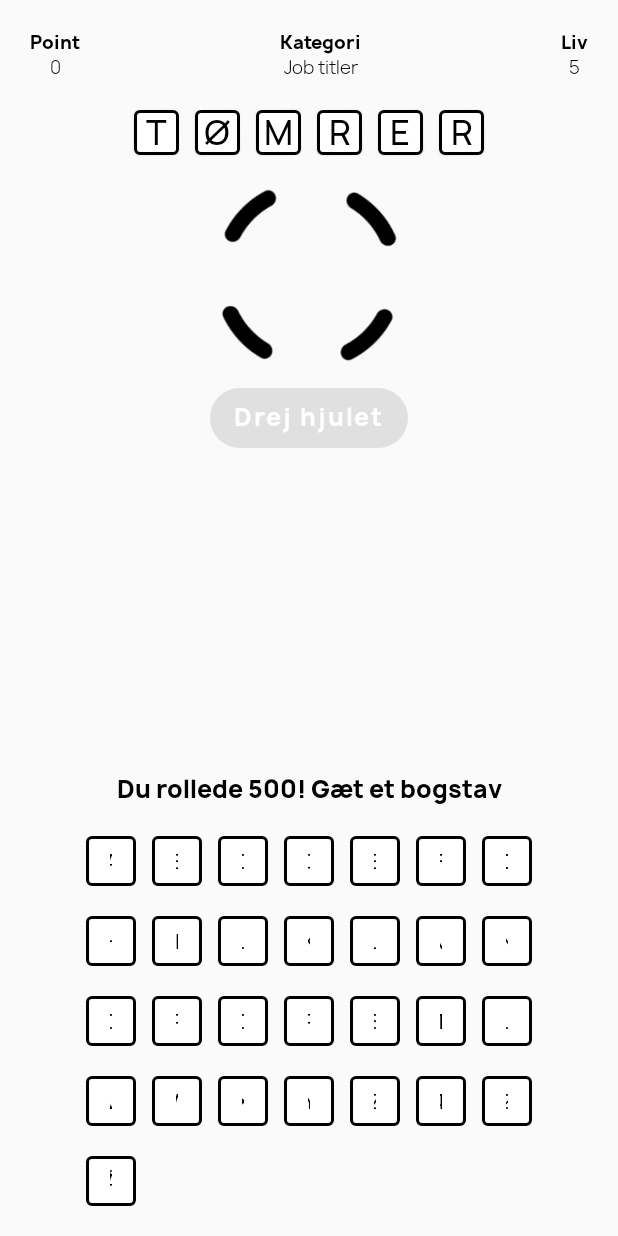
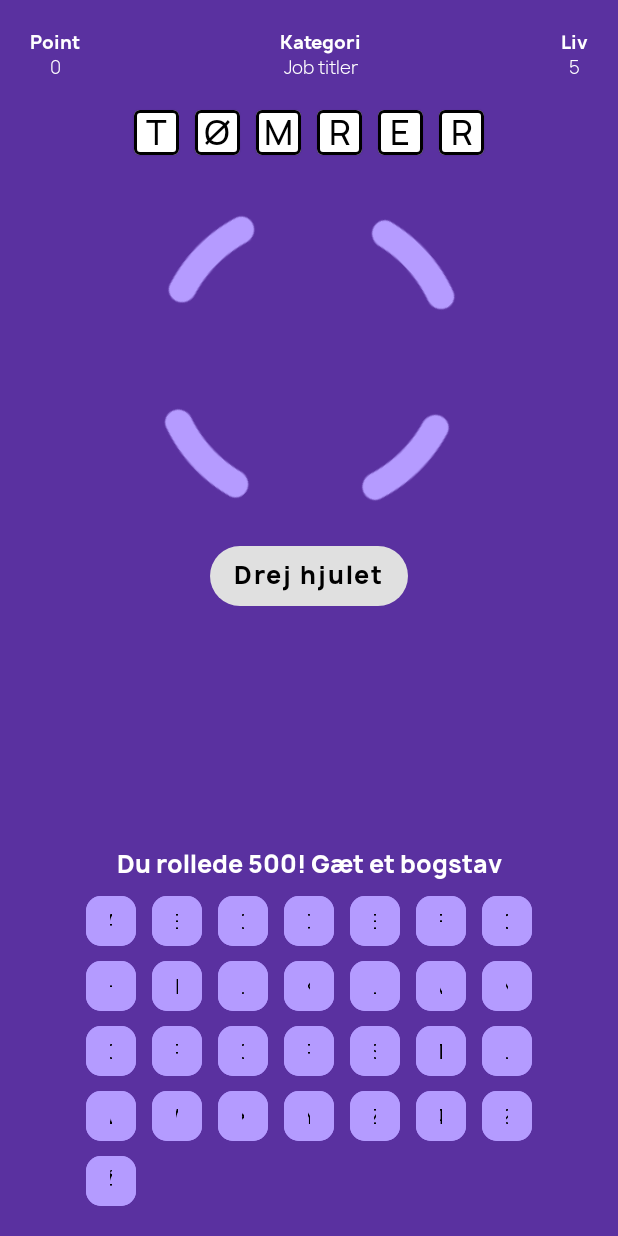
Before and after one commit to yukarasan/s215824_Lykkehjulet, an Android app built with Jetpack Compose: the GameScreen screen opened through its navigation route, after a tap on "Stop", on a phone screen of 412 x 824 dp. Run offline under Robolectric (Android 15) with nearby library versions, the phone set to English and light mode, and no system bars; 1 other tap on this screen came first.

Commit message:
Changed color and layout for Menu and GameScreen

```diff
--- a/app/src/main/java/com/example/s215824_lykkehjulet/model/GameUiState.kt
+++ b/app/src/main/java/com/example/s215824_lykkehjulet/model/GameUiState.kt
@@ -17,8 +17,7 @@ data class GameUiState(
     var isButtonClicked: Boolean = false,
     var numOfCorrectGuesses: Int = 0,
     var numOfTotalGuesses: Int = 0,
-    var numOfMultiplication: Int = 0,
-    val isGameOver: Boolean = false,
+    var numOfMultiplication: Int = 0
 )
 
 // TODO: Change to GameUiState and move to Screen package.
--- a/app/src/main/java/com/example/s215824_lykkehjulet/model/GameViewModel.kt
+++ b/app/src/main/java/com/example/s215824_lykkehjulet/model/GameViewModel.kt
@@ -106,16 +106,6 @@ class GameViewModel :
         _uiState.value.wordLength = wordLength
     }
 
-    // TODO Hide and shows the words.
-
-    private fun hideWord() {
-
-    }
-
-    private fun unHideLetter() {
-
-    }
-
     fun getDanishCharacters(row: Int): List<Char> {
         val characters = Characters()
 
@@ -166,9 +156,9 @@ class GameViewModel :
         _uiState.value.haveUserSpunWheel = true
     }
 
-    // TODO: If user guess is correct, then make the letter in the word no longer hidden.
-
-    // TODO: Make sure that the bankrupt dynamic works.
+    /* TODO: Make sure that the bankrupt dynamic works. The user should not be able to guess.
+        They should only be able to press "Drej hjulet".
+     */
 
     fun checkUserGuess(guessedCharacter: String) {
         uiState.value.guessedCharacter = guessedCharacter
@@ -198,7 +188,7 @@ class GameViewModel :
                 _uiState.value.point = 0
             } else {
                 _uiState.value.point = _uiState.value.point +
-                            (uiState.value.assignedPoint * _uiState.value.numOfMultiplication) // TODO: Multiply with number of occurrences
+                            (uiState.value.assignedPoint * _uiState.value.numOfMultiplication)
             }
 
         } else {
@@ -211,6 +201,19 @@ class GameViewModel :
         }
     }
 
+    // TODO Hide and shows the words.
+    // TODO: If user guess is correct, then make the letter in the word no longer hidden.
+
+    private fun hideWord() {
+
+    }
+
+    private fun showLetter(guessedCharacter: String) {
+        for (i in _uiState.value.currentWord.indices) {
+            guessedCharacter[i]
+        }
+    }
+
     fun playAgain() {
         resetGame()
     }
--- a/app/src/main/java/com/example/s215824_lykkehjulet/ui/screens/game/GameScreen.kt
+++ b/app/src/main/java/com/example/s215824_lykkehjulet/ui/screens/game/GameScreen.kt
@@ -1,11 +1,10 @@
 package com.example.s215824_lykkehjulet.ui.screens.game
 
 import android.annotation.SuppressLint
-import android.util.Log
 import androidx.compose.animation.core.*
 import androidx.compose.foundation.BorderStroke
 import androidx.compose.foundation.Image
-import androidx.compose.foundation.clickable
+import androidx.compose.foundation.background
 import androidx.compose.foundation.layout.*
 import androidx.compose.foundation.lazy.LazyColumn
 import androidx.compose.foundation.shape.RoundedCornerShape
@@ -19,12 +18,9 @@ import androidx.compose.ui.res.painterResource
 import androidx.compose.ui.res.stringResource
 import androidx.compose.ui.text.font.FontWeight
 import androidx.compose.ui.text.style.TextAlign
-import androidx.compose.ui.tooling.preview.Preview
 import androidx.compose.ui.unit.dp
 import androidx.compose.ui.unit.sp
-import androidx.lifecycle.viewmodel.compose.viewModel
 import androidx.navigation.NavController
-import androidx.navigation.compose.rememberNavController
 import com.example.s215824_lykkehjulet.R
 import com.example.s215824_lykkehjulet.manropeFamily
 import com.example.s215824_lykkehjulet.model.GameUiState
@@ -54,6 +50,11 @@ fun GameScreen(
     val isGuessed by remember { mutableStateOf(guess) }
 
     Column(
+        modifier = Modifier
+            .fillMaxSize()
+            .background(Color(90, 49, 160))
+    ) {
+        Column(
             horizontalAlignment = Alignment.CenterHorizontally,
             modifier = Modifier
                 .fillMaxWidth()
@@ -79,7 +80,13 @@ fun GameScreen(
             )
 
             Word(wordLength = gameUiState.wordLength, uiState = gameUiState)
+        }
 
+        Column(
+            horizontalAlignment = Alignment.CenterHorizontally,
+            verticalArrangement = Arrangement.Center,
+            modifier = Modifier.fillMaxWidth()
+        ) {
             WheelRotateAnimation(isSpun = wheelSpunState)
 
             if (!isSpun.value) {
@@ -192,6 +199,7 @@ fun GameScreen(
                 }
             }
         }
+    }
 
     /**
      * PlayAgainButton -- Once the game is over, a play again button should appear asking the
@@ -225,14 +233,14 @@ fun TopBarTextWithNumber(title: String, desc: Int) {
         fontFamily = manropeFamily,
         fontWeight = FontWeight.ExtraBold,
         fontSize = 12.sp,
-        color = Color.Black
+        color = Color.White
     )
     Text(
         text = desc.toString(),
         fontFamily = manropeFamily,
         fontWeight = FontWeight.Light,
         fontSize = 12.sp,
-        color = Color.Black
+        color = Color.White
     )
 }
 
@@ -243,14 +251,14 @@ fun TopBarTextWithString(title: String, desc: String) {
         fontFamily = manropeFamily,
         fontWeight = FontWeight.ExtraBold,
         fontSize = 12.sp,
-        color = Color.Black
+        color = Color.White
     )
     Text(
         text = desc,
         fontFamily = manropeFamily,
         fontWeight = FontWeight.Light,
         fontSize = 12.sp,
-        color = Color.Black
+        color = Color.White
     )
 }
 
@@ -328,7 +336,7 @@ fun Characters(
     gameViewModel: GameViewModel,
     showCharacters: Boolean,
     isGuessed: MutableState<Boolean>,
-    uiState: GameUiState,
+    uiState: GameUiState,   // TODO: Maybe remove
 ) {
     gameViewModel.getDanishCharacters(row)
 
@@ -338,11 +346,11 @@ fun Characters(
 
             val color = if (isClicked.value) remember {
                 mutableStateOf(
-                    Color.LightGray
+                    Color(195, 120, 220)
                 )
             } else remember {
                 mutableStateOf(
-                    Color.White
+                    Color(180, 155, 255)
                 )
             }
 
@@ -364,7 +372,7 @@ fun Characters(
 
             if (showCharacters) {
                 OutlinedButton(
-                    border = BorderStroke(2.dp, Color.Black),
+                    border = BorderStroke(2.dp, Color(180, 155, 255)),
                     onClick = {
                         if (!isClicked.value) {
                             gameViewModel.checkUserGuess(gameViewModel.getDanishCharacters(row)[i].toString())
@@ -375,8 +383,9 @@ fun Characters(
                     },
                     enabled = true,
                     colors = ButtonDefaults.outlinedButtonColors(backgroundColor = color.value),
+                    shape = RoundedCornerShape(30),
                     modifier = Modifier
-                        .padding(top = 20.dp, start = 5.dp, end = 5.dp)
+                        .padding(top = 10.dp, start = 5.dp, end = 5.dp)
                         .size(33.dp)
                 ) {
                     Text(
@@ -390,15 +399,15 @@ fun Characters(
                 }
             } else {
                 OutlinedButton(
-                    border = BorderStroke(2.dp, Color.Black),
                     onClick = {
                         gameViewModel.checkUserGuess(gameViewModel.getDanishCharacters(row)[i].toString())
                         isGuessed.value = false
                     },
                     enabled = false,
                     colors = ButtonDefaults.buttonColors(Color.DarkGray),
+                    shape = RoundedCornerShape(30),
                     modifier = Modifier
-                        .padding(top = 20.dp, start = 5.dp, end = 5.dp)
+                        .padding(top = 10.dp, start = 5.dp, end = 5.dp)
                         .size(33.dp)
                 ) {
                     Text(
@@ -447,10 +456,11 @@ fun WheelRotateAnimation(isSpun: Boolean = false) {
 @Composable
 fun WheelSpunButton(turnOrStopMessage: Boolean, enabled: Boolean, onClick: () -> Unit) {
     if (!turnOrStopMessage) {
+        if (enabled == true) {
             Button(
                 onClick = onClick,
                 shape = RoundedCornerShape(100),
-            colors = ButtonDefaults.buttonColors(backgroundColor = Color.Black),
+                colors = ButtonDefaults.buttonColors(Color(195, 120, 220)),
                 enabled = enabled,
                 modifier = Modifier
                     .height(40.dp)
@@ -462,6 +472,24 @@ fun WheelSpunButton(turnOrStopMessage: Boolean, enabled: Boolean, onClick: () ->
                     fontSize = 16.sp,
                     color = Color.White
                 )
+            }
+        } else {
+            Button(
+                onClick = onClick,
+                shape = RoundedCornerShape(100),
+                colors = ButtonDefaults.buttonColors(Color(195, 120, 220)),
+                enabled = enabled,
+                modifier = Modifier
+                    .height(40.dp)
+            ) {
+                Text(
+                    text = stringResource(id = R.string.spin_wheel),
+                    fontFamily = manropeFamily,
+                    fontWeight = FontWeight.ExtraBold,
+                    fontSize = 16.sp,
+                    color = Color.Black
+                )
+            }
         }
     } else {
         Button(
@@ -488,7 +516,7 @@ fun WheelSpunButton(turnOrStopMessage: Boolean, enabled: Boolean, onClick: () ->
  */
 @Composable
 fun StillWheelImage(rotateDegree: Float = 0f) {
-    val stillWheel = painterResource(id = R.drawable.wheelstill)
+    val stillWheel = painterResource(id = R.drawable.still_wheel)
 
     Image(
         painter = stillWheel,
@@ -496,7 +524,7 @@ fun StillWheelImage(rotateDegree: Float = 0f) {
         modifier = Modifier
             .rotate(rotateDegree)
             .fillMaxWidth()
-            .size(150.dp)
+            .size(250.dp)
     )
 }
 
@@ -506,7 +534,7 @@ fun StillWheelImage(rotateDegree: Float = 0f) {
  */
 @Composable
 fun SpinningWheelImage(rotateDegree: Float = 0f) {
-    val spinningWheel = painterResource(id = R.drawable.wheelspinning)
+    val spinningWheel = painterResource(id = R.drawable.spinning_wheel)
 
     Image(
         painter = spinningWheel,
@@ -514,7 +542,7 @@ fun SpinningWheelImage(rotateDegree: Float = 0f) {
         modifier = Modifier
             .rotate(rotateDegree)
             .fillMaxWidth()
-            .size(150.dp)
+            .size(250.dp)
     )
 }
 
@@ -532,7 +560,7 @@ fun PickedFromWheel(assignedPoint: Int) {
             fontFamily = manropeFamily,
             fontWeight = FontWeight.ExtraBold,
             fontSize = 16.sp,
-            color = Color.Black,
+            color = Color.White,
             textAlign = TextAlign.Center
         )
     } else {
@@ -541,7 +569,7 @@ fun PickedFromWheel(assignedPoint: Int) {
             fontFamily = manropeFamily,
             fontWeight = FontWeight.ExtraBold,
             fontSize = 16.sp,
-            color = Color.Black,
+            color = Color.White,
             textAlign = TextAlign.Center
         )
     }
@@ -554,18 +582,33 @@ fun TellToSpinWheel() {
         fontFamily = manropeFamily,
         fontWeight = FontWeight.ExtraBold,
         fontSize = 16.sp,
-        color = Color.Black,
+        color = Color.White,
         textAlign = TextAlign.Center
     )
 }
 
+@SuppressLint("SuspiciousIndentation")
 @Composable
 fun IsGuessCorrectOrNot(uiState: GameUiState) {
     val point = uiState.assignedPoint * uiState.numOfMultiplication
 
     if (uiState.isGuessedWordCorrect) {
-            Text(text = "Det er korrekt. Du får $point points")
+        Text(
+            text = "Det er korrekt. Du får $point point",
+            fontFamily = manropeFamily,
+            fontWeight = FontWeight.ExtraBold,
+            fontSize = 16.sp,
+            color = Color.White,
+            textAlign = TextAlign.Center
+        )
     } else {
-            Text(text = "Det er ikke korrekt! Du mister et liv")
+        Text(
+            text = "Det er ikke korrekt! Du mister et liv",
+            fontFamily = manropeFamily,
+            fontWeight = FontWeight.ExtraBold,
+            fontSize = 16.sp,
+            color = Color.White,
+            textAlign = TextAlign.Center
+        )
     }
 }
--- a/app/src/main/java/com/example/s215824_lykkehjulet/ui/screens/menu/MenuScreen.kt
+++ b/app/src/main/java/com/example/s215824_lykkehjulet/ui/screens/menu/MenuScreen.kt
@@ -1,5 +1,6 @@
 package com.example.s215824_lykkehjulet.ui.screens
 
+import androidx.compose.foundation.Image
 import androidx.compose.foundation.background
 import androidx.compose.foundation.layout.*
 import androidx.compose.foundation.shape.RoundedCornerShape
@@ -10,6 +11,7 @@ import androidx.compose.runtime.Composable
 import androidx.compose.ui.Alignment
 import androidx.compose.ui.Modifier
 import androidx.compose.ui.graphics.Color
+import androidx.compose.ui.res.painterResource
 import androidx.compose.ui.res.stringResource
 import androidx.compose.ui.text.font.FontWeight
 import androidx.compose.ui.tooling.preview.Preview
@@ -32,7 +34,7 @@ fun MenuScreen(navController: NavController) {
         contentAlignment = Alignment.Center,
         modifier = Modifier
             .fillMaxSize()
-            .background(Color.White)
+            .background(Color(90, 49, 160))
     ) {
         Column(horizontalAlignment = Alignment.CenterHorizontally) {
             GameTitle(
@@ -58,7 +60,7 @@ fun MenuScreen(navController: NavController) {
 private fun GameTitle(title: String, modifier: Modifier = Modifier) {
     Text(
         text = title,
-        color = Color.Black,
+        color = Color.White,
         fontSize = 50.sp,
         fontFamily = manropeFamily,
         fontWeight = FontWeight.Bold,
@@ -76,12 +78,12 @@ private fun SeeRulesButton(
         onClick = { navController.navigate(route = Screen.RulesScreen.route) },
         elevation = ButtonDefaults.elevation(12.dp),
         shape = RoundedCornerShape(100),
-        colors = ButtonDefaults.buttonColors(Color(217, 217, 217)),
+        colors = ButtonDefaults.buttonColors(Color(180, 155, 255)),
         modifier = modifier
     ) {
         Text(
             text = stringResource(id = R.string.see_rules),
-            color = Color.Black,
+            color = Color.White,
             fontSize = 30.sp,
             fontFamily = manropeFamily,
             fontWeight = FontWeight.Bold,
@@ -100,7 +102,7 @@ private fun PlayGameButton(
         onClick = { navController.navigate(Screen.GameScreen.route) },
         elevation = ButtonDefaults.elevation(12.dp),
         shape = RoundedCornerShape(100),
-        colors = ButtonDefaults.buttonColors(Color.Black),
+        colors = ButtonDefaults.buttonColors(Color(195, 120, 220)),
         modifier = modifier
     ) {
         Text(
```
Also changed, not shown: app/src/main/res/drawable-v24/spinning_wheel.png (added), app/src/main/res/drawable-v24/still_wheel.png (added), app/src/main/res/drawable/wheelspinning.png (deleted), app/src/main/res/drawable/wheelstill.png (deleted). Lines whose indentation alone changed are shown as unchanged.
